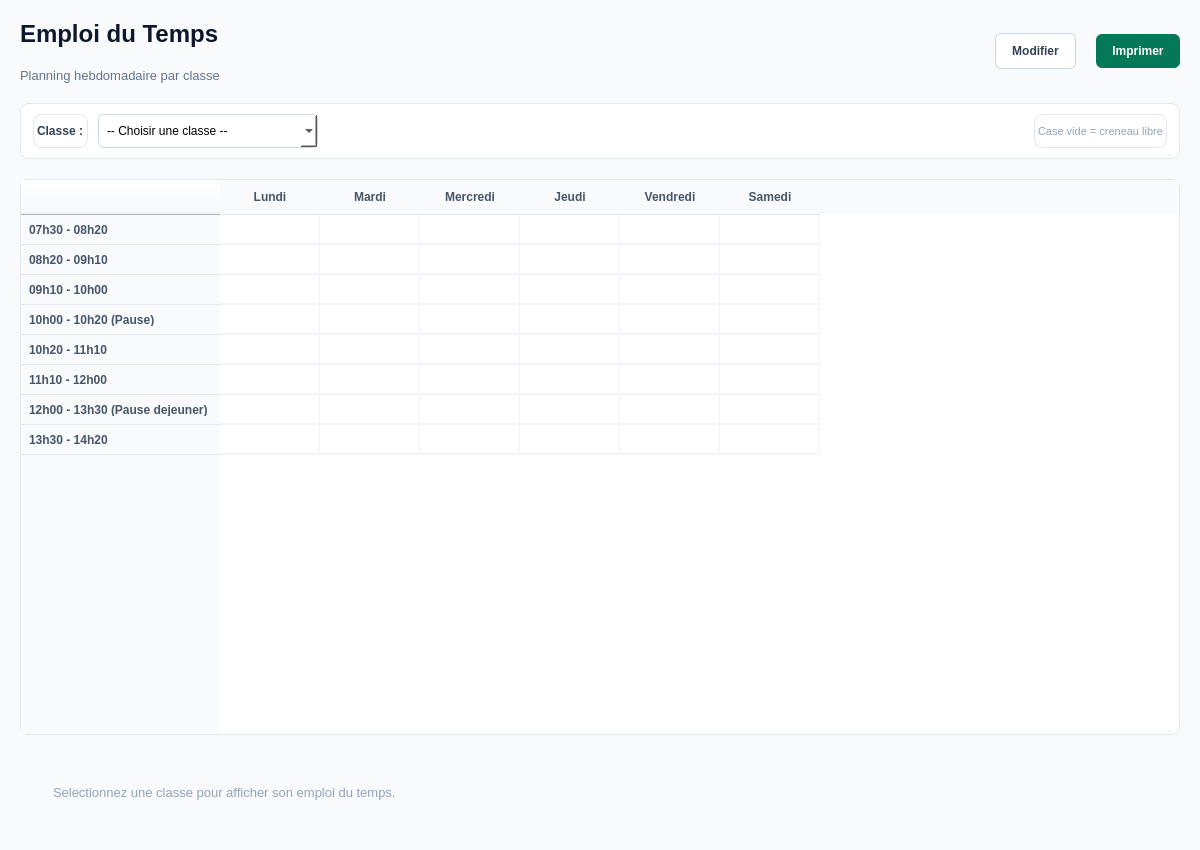
First picture: the form in ui/ui_files/planning/planning.ui, repository laudesmassamba1-ai/Logiciel-de-gestion-scolaire, before the edit.
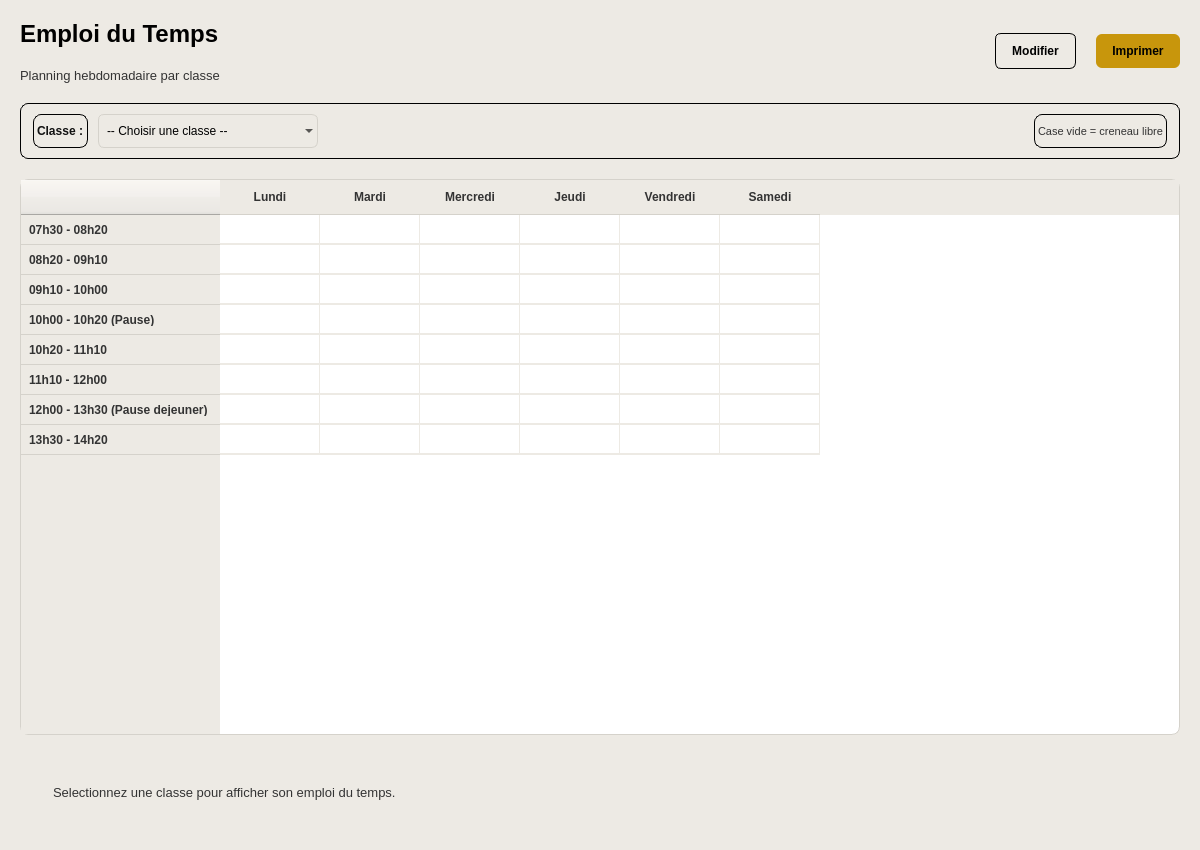
Second picture: the form after the edit.

Patch:
```diff
--- a/ui/ui_files/planning/planning.ui
+++ b/ui/ui_files/planning/planning.ui
@@ -14,7 +14,7 @@
    <string>Emploi du Temps</string>
   </property>
   <property name="styleSheet">
-   <string>background-color: #f8fafc; font-family: 'Segoe UI', sans-serif;</string>
+   <string>background-color: #EDEAE4; font-family: 'Segoe UI', sans-serif;</string>
   </property>
   <layout class="QVBoxLayout" name="mainLayout">
    <property name="spacing">
@@ -39,7 +39,7 @@
        <item>
         <widget class="QLabel" name="lbl_page_title">
          <property name="styleSheet">
-          <string>color: #0f172a; font-size: 24px; font-weight: bold;</string>
+          <string>color: #000000; font-size: 24px; font-weight: bold;</string>
          </property>
          <property name="text">
           <string>Emploi du Temps</string>
@@ -49,7 +49,7 @@
        <item>
         <widget class="QLabel" name="lbl_page_subtitle">
          <property name="styleSheet">
-          <string>color: #64748b; font-size: 13px;</string>
+          <string>color: #333333; font-size: 13px;</string>
          </property>
          <property name="text">
           <string>Planning hebdomadaire par classe</string>
@@ -77,7 +77,7 @@
         <cursorShape>PointingHandCursor</cursorShape>
        </property>
        <property name="styleSheet">
-        <string>background-color: #ffffff; color: #334155; border: 1px solid #cbd5e1; border-radius: 6px; padding: 10px 16px; font-weight: bold;</string>
+        <string>background-color: transparent; color: #000000; border: 1px solid #000000; border-radius: 6px; padding: 10px 16px; font-weight: bold;</string>
        </property>
        <property name="text">
         <string>Modifier</string>
@@ -90,7 +90,7 @@
         <cursorShape>PointingHandCursor</cursorShape>
        </property>
        <property name="styleSheet">
-        <string>background-color: #047857; color: white; border: none; border-radius: 6px; padding: 10px 16px; font-weight: bold;</string>
+        <string>background-color: #C8960C; color: #000000; border: none; border-radius: 6px; padding: 10px 16px; font-weight: bold;</string>
        </property>
        <property name="text">
         <string>Imprimer</string>
@@ -102,7 +102,7 @@
    <item>
     <widget class="QFrame" name="selectorBar">
      <property name="styleSheet">
-      <string>background-color: #ffffff; border: 1px solid #e2e8f0; border-radius: 8px;</string>
+      <string>background-color: transparent; color: #000000; border: 1px solid #000000; border-radius: 8px;</string>
      </property>
      <layout class="QHBoxLayout" name="selectorLayout">
       <property name="leftMargin">
@@ -123,7 +123,7 @@
       <item>
        <widget class="QLabel" name="lbl_selector">
         <property name="styleSheet">
-         <string>color: #334155; font-weight: bold;</string>
+         <string>color: #111111; font-weight: bold;</string>
         </property>
         <property name="text">
          <string>Classe :</string>
@@ -139,7 +139,7 @@
          </size>
         </property>
         <property name="styleSheet">
-         <string>border: 1px solid #cbd5e1; border-radius: 6px; padding: 8px;</string>
+         <string>border: 1px solid #D5D2CB; border-radius: 6px; padding: 8px;</string>
         </property>
         <item>
          <property name="text">
@@ -164,7 +164,7 @@
       <item>
        <widget class="QLabel" name="lbl_legend_libre">
         <property name="styleSheet">
-         <string>color: #94a3b8; font-size: 11px;</string>
+         <string>color: #333333; font-size: 11px;</string>
         </property>
         <property name="text">
          <string>Case vide = creneau libre</string>
@@ -179,23 +179,23 @@
      <property name="styleSheet">
       <string>
        QTableWidget {
-           background-color: #ffffff;
-           border: 1px solid #e2e8f0;
+           background-color: #FFFFFF;
+           border: 1px solid #D5D2CB;
            border-radius: 8px;
-           gridline-color: #f1f5f9;
+           gridline-color: #EDEAE4;
            font-size: 12px;
        }
        QHeaderView::section {
-           background-color: #f8fafc;
-           color: #475569;
+           background-color: #EDEAE4;
+           color: #333333;
            font-weight: bold;
            padding: 8px;
            border: none;
-           border-bottom: 1px solid #e2e8f0;
+           border-bottom: 1px solid #D5D2CB;
        }
        QTableWidget::item {
            padding: 0px 8px;
-           border-bottom: 1px solid #f1f5f9;
+           border-bottom: 1px solid #EDEAE4;
        }
       </string>
      </property>
@@ -283,7 +283,7 @@
    <item>
     <widget class="QLabel" name="lbl_empty_state_planning">
      <property name="styleSheet">
-      <string>color: #94a3b8; font-size: 13px; padding: 30px; qproperty-alignment: AlignCenter;</string>
+      <string>color: #333333; font-size: 13px; padding: 30px; qproperty-alignment: AlignCenter;</string>
      </property>
      <property name="text">
       <string>Selectionnez une classe pour afficher son emploi du temps.</string>
```
